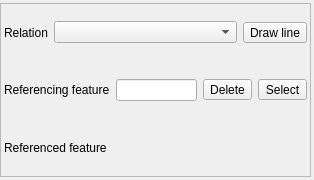
Above: ui/ui_linker.ui from 3nids/linkit before the change. Below: the same form after it.
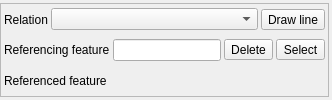
That is the form after the change. Icons and pictures are not drawn. Custom widgets are drawn as their Qt base class.

Patch:
```diff
--- a/ui/ui_linker.ui
+++ b/ui/ui_linker.ui
@@ -2,24 +2,10 @@
 <ui version="4.0">
  <class>linker</class>
  <widget class="QDockWidget" name="linker">
-  <property name="geometry">
-   <rect>
-    <x>0</x>
-    <y>0</y>
-    <width>314</width>
-    <height>180</height>
-   </rect>
-  </property>
-  <property name="minimumSize">
-   <size>
-    <width>314</width>
-    <height>180</height>
-   </size>
-  </property>
   <property name="maximumSize">
    <size>
-    <width>524287</width>
-    <height>400</height>
+    <width>400</width>
+    <height>170</height>
    </size>
   </property>
   <property name="windowTitle">
@@ -57,6 +43,9 @@
        <item row="3" column="0">
         <widget class="QWidget" name="referencedFeatureLayout" native="true">
          <layout class="QHBoxLayout" name="horizontalLayout_3">
+          <property name="spacing">
+           <number>3</number>
+          </property>
           <property name="margin">
            <number>0</number>
           </property>
@@ -86,6 +75,9 @@
        <item row="2" column="0">
         <widget class="QWidget" name="referencingFeatureLayout" native="true">
          <layout class="QHBoxLayout" name="horizontalLayout">
+          <property name="spacing">
+           <number>3</number>
+          </property>
           <property name="margin">
            <number>0</number>
           </property>
@@ -120,8 +112,11 @@
              <string>Select</string>
             </property>
             <property name="icon">
-             <iconset>
-              <normaloff>../icons/maptool.svg</normaloff>../icons/maptool.svg</iconset>
+             <iconset resource="../resources.qrc">
+              <normaloff>:/plugins/linkit/icons/maptool.svg</normaloff>:/plugins/linkit/icons/maptool.svg</iconset>
+            </property>
+            <property name="checkable">
+             <bool>true</bool>
             </property>
            </widget>
           </item>
@@ -131,6 +126,9 @@
        <item row="1" column="0">
         <widget class="QWidget" name="widget_2" native="true">
          <layout class="QHBoxLayout" name="horizontalLayout_2">
+          <property name="spacing">
+           <number>3</number>
+          </property>
           <property name="margin">
            <number>0</number>
           </property>
```
Left out of the diff: 12 changed lines with no effect on the pictures.
